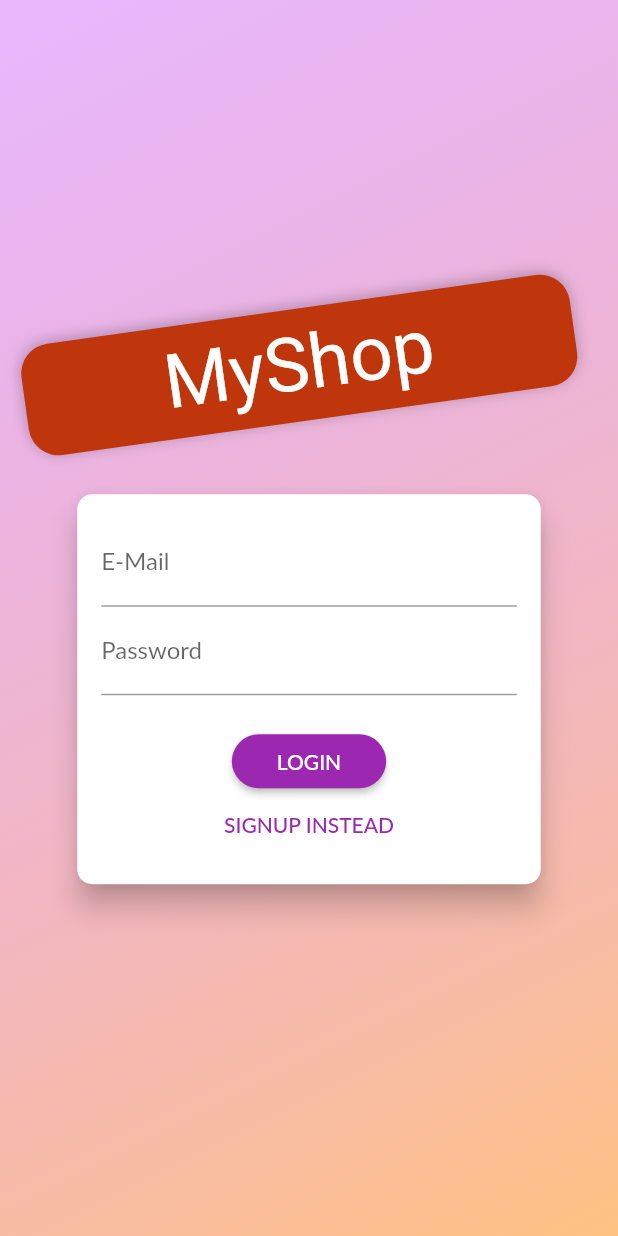
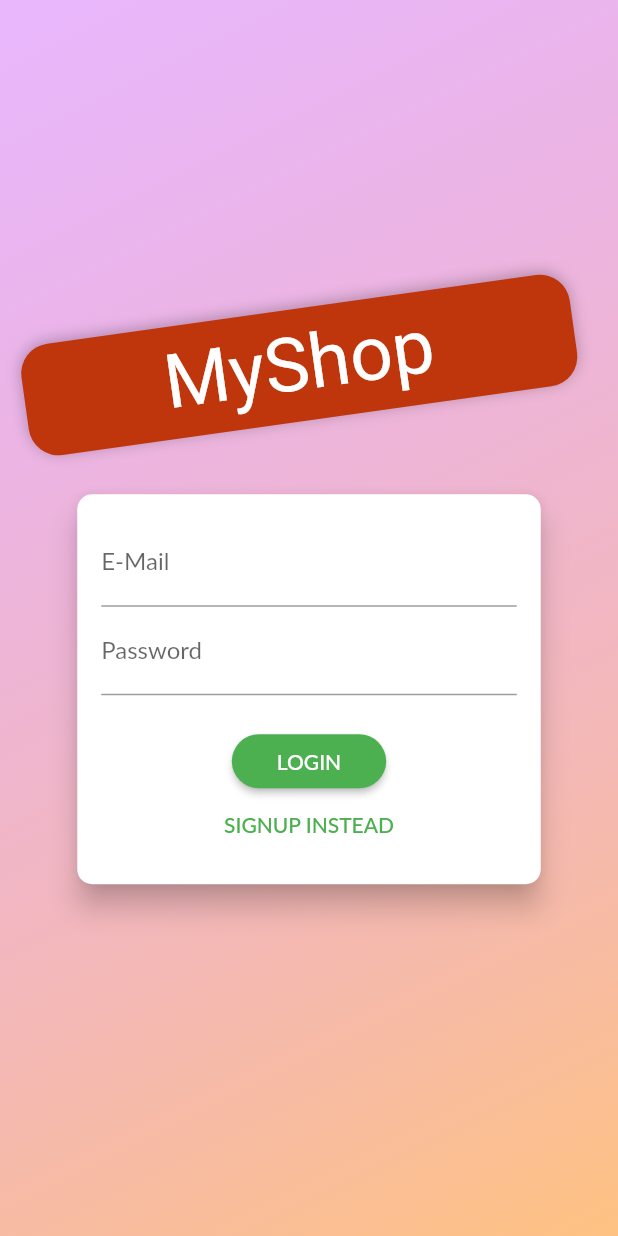
Before and after one commit to elisvcodes/Offset, a Flutter app: the screen it shows after launch, on a phone screen of 412 x 824 dp. Run offline on Flutter 3.47's test engine with Material 2 defaults, Android fonts, the light colour scheme and no system bars; our stand-ins replace fl_chart, shared_preferences; missing offline and left inert: flutter_sparkline; Roboto replaces fonts that are missing (Anton, Lato).

Commit message:
Overview | add | Add product Screen

```diff
--- a/Mobile/api_sustainability/lib/main.dart
+++ b/Mobile/api_sustainability/lib/main.dart
@@ -51,8 +51,8 @@ class MyApp extends StatelessWidget {
               debugShowCheckedModeBanner: false,
               title: 'MyShop',
               theme: ThemeData(
-                  primarySwatch: Colors.purple,
-                  accentColor: Colors.deepOrange,
+                  primarySwatch: Colors.green,
+                  accentColor: Colors.green,
                   fontFamily: 'Lato',
                   pageTransitionsTheme: PageTransitionsTheme(builders: {
                     TargetPlatform.android: CustomPageTransitionBuilder(),
--- a/Mobile/api_sustainability/lib/screens/product_detail_screen.dart
+++ b/Mobile/api_sustainability/lib/screens/product_detail_screen.dart
@@ -68,7 +68,6 @@ class _ProductDetailScreenState extends State<ProductDetailScreen> {
             expandedHeight: 300,
             pinned: true,
             flexibleSpace: FlexibleSpaceBar(
-              title: Text(loadedProduct.title),
               background: Hero(
                 tag: loadedProduct.id,
                 child: Image.network(
--- a/Mobile/api_sustainability/lib/screens/products_overview_screen.dart
+++ b/Mobile/api_sustainability/lib/screens/products_overview_screen.dart
@@ -7,6 +7,7 @@ import '../widgets/badge.dart';
 import '../providers/cart.dart';
 import './cart_screen.dart';
 import '../providers/products.dart';
+import '../screens/edit_product_screen.dart';
 
 enum FilterOptions {
   Favorites,
@@ -100,6 +101,11 @@ class _ProductsOverviewScreenState extends State<ProductsOverviewScreen> {
               ),
             ],
           ),
+          IconButton(
+              icon: Icon(Icons.add),
+              onPressed: () {
+                Navigator.of(context).pushNamed(EditProductScreen.routeName);
+              })
         ],
       ),
       drawer: AppDrawer(),
```
